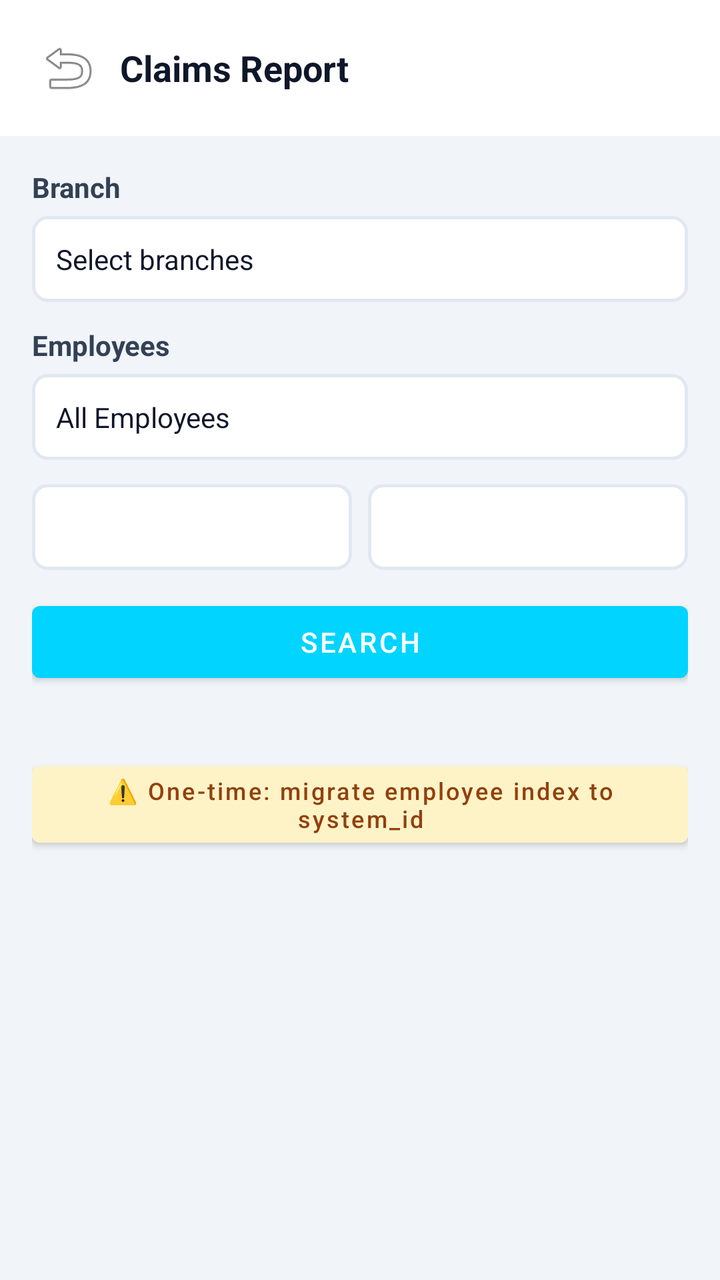
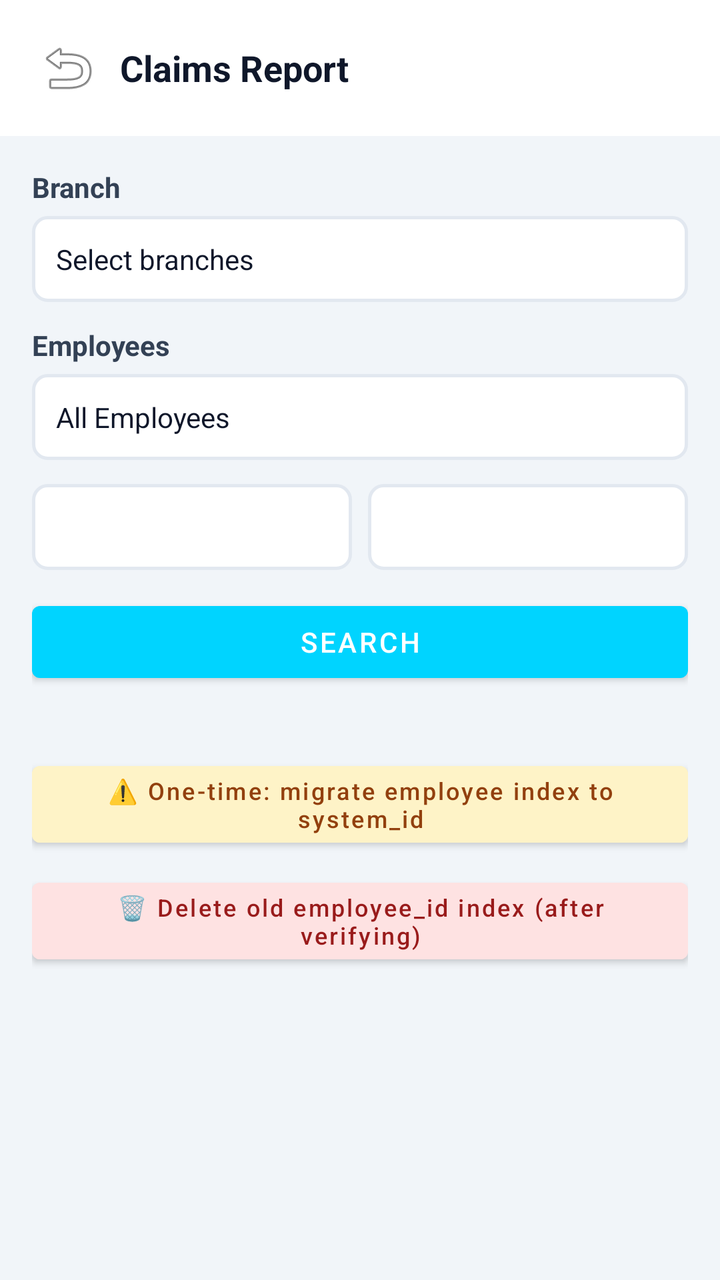

The first picture is an Android layout as it rendered before a commit; the second is the same layout after the commit. The layout source and the unified diff follow.
<!-- AndroidManifest.xml: application theme Theme.DataBridge -->
<!-- res/layout/fragment_claims_report.xml -->
<?xml version="1.0" encoding="utf-8"?>
<LinearLayout xmlns:android="http://schemas.android.com/apk/res/android"
    android:layout_width="match_parent" android:layout_height="match_parent" android:orientation="vertical"
    android:background="#F1F5F9">
    <LinearLayout android:layout_width="match_parent" android:layout_height="wrap_content" android:gravity="center_vertical" android:padding="16dp" android:background="#FFFFFF">
        <ImageButton android:id="@+id/btnClaimsReportBack" android:layout_width="36dp" android:layout_height="36dp" android:src="@android:drawable/ic_menu_revert" android:background="?attr/selectableItemBackgroundBorderless" android:contentDescription="Back"/>
        <TextView android:layout_width="0dp" android:layout_weight="1" android:layout_height="wrap_content" android:layout_marginStart="8dp" android:text="Claims Report" android:textStyle="bold" android:textSize="18sp" android:textColor="#0F172A"/>
    </LinearLayout>
    <ScrollView android:layout_width="match_parent" android:layout_height="0dp" android:layout_weight="1" android:fillViewport="true">
        <LinearLayout android:layout_width="match_parent" android:layout_height="wrap_content" android:orientation="vertical" android:padding="16dp">
            <LinearLayout android:id="@+id/layoutClaimsBranchSelector" android:layout_width="match_parent" android:layout_height="wrap_content" android:orientation="vertical">
                <TextView android:text="Branch" android:textStyle="bold" android:textColor="#334155" android:layout_width="wrap_content" android:layout_height="wrap_content"/>
                <TextView android:id="@+id/btnClaimsBranches" android:layout_width="match_parent" android:layout_height="wrap_content" android:layout_marginTop="5dp" android:padding="12dp" android:background="@drawable/bg_input_rounded" android:text="Select branches" android:textColor="#0F172A"/>
            </LinearLayout>
            <TextView android:layout_width="wrap_content" android:layout_height="wrap_content" android:layout_marginTop="12dp" android:text="Employees" android:textStyle="bold" android:textColor="#334155"/>
            <TextView android:id="@+id/btnClaimsEmployees" android:layout_width="match_parent" android:layout_height="wrap_content" android:layout_marginTop="5dp" android:padding="12dp" android:background="@drawable/bg_input_rounded" android:text="All Employees" android:textColor="#0F172A"/>
            <LinearLayout android:layout_width="match_parent" android:layout_height="wrap_content" android:orientation="horizontal" android:layout_marginTop="12dp">
                <TextView android:id="@+id/btnClaimsFrom" android:layout_width="0dp" android:layout_weight="1" android:layout_height="wrap_content" android:padding="12dp" android:background="@drawable/bg_input_rounded"/>
                <TextView android:id="@+id/btnClaimsTo" android:layout_width="0dp" android:layout_weight="1" android:layout_height="wrap_content" android:layout_marginStart="8dp" android:padding="12dp" android:background="@drawable/bg_input_rounded"/>
            </LinearLayout>
            <Button android:id="@+id/btnClaimsSearch" android:layout_width="match_parent" android:layout_height="wrap_content" android:layout_marginTop="12dp" android:text="SEARCH"/>
            <ProgressBar android:id="@+id/pbClaimsReport" android:layout_width="wrap_content" android:layout_height="wrap_content" android:layout_gravity="center" android:layout_margin="16dp" android:visibility="gone"/>
            <TextView android:id="@+id/tvClaimsSummary" android:layout_width="match_parent" android:layout_height="wrap_content" android:visibility="gone" android:padding="16dp" android:textColor="#FFFFFF" android:background="@drawable/bg_action_button_purple"/>
            <LinearLayout android:id="@+id/layoutClaimsRows" android:layout_width="match_parent" android:layout_height="wrap_content" android:orientation="vertical" android:layout_marginTop="12dp"/>
            <LinearLayout android:id="@+id/layoutClaimsExport" android:layout_width="match_parent" android:layout_height="wrap_content" android:orientation="horizontal" android:layout_marginTop="12dp" android:visibility="gone">
                <Button android:id="@+id/btnClaimsExcel" android:layout_width="0dp" android:layout_weight="1" android:layout_height="wrap_content" android:text="Export Excel"/>
                <Button android:id="@+id/btnClaimsPdf" android:layout_width="0dp" android:layout_weight="1" android:layout_height="wrap_content" android:layout_marginStart="8dp" android:text="Export PDF"/>
            </LinearLayout>
            <Button android:id="@+id/btnClaimsMigrateIndex" android:layout_width="match_parent" android:layout_height="wrap_content" android:layout_marginTop="20dp" android:text="⚠️ One-time: migrate employee index to system_id" android:textAllCaps="false" android:textSize="12sp" android:backgroundTint="#FEF3C7" android:textColor="#92400E"/>
        </LinearLayout>
    </ScrollView>
</LinearLayout>
<!-- resources referenced by this layout -->
<resources>
  <!-- drawable bg_action_button_purple (drawable) -->
  <?xml version="1.0" encoding="utf-8"?>
  <shape xmlns:android="http://schemas.android.com/apk/res/android" android:shape="rectangle">
      <corners android:radius="8dp" />
      <gradient
          android:startColor="#7c3aed"
          android:endColor="#6d28d9"
          android:angle="135" />
  </shape>
  <!-- drawable bg_input_rounded (drawable) -->
  <?xml version="1.0" encoding="utf-8"?>
  <shape xmlns:android="http://schemas.android.com/apk/res/android"
      android:shape="rectangle">
      <solid android:color="@color/theme_bg_card" />
      <stroke android:width="1.5dp" android:color="@color/theme_border" />
      <corners android:radius="7dp" />
  </shape>
  <style name="Theme.DataBridge" parent="Theme.MaterialComponents.DayNight.NoActionBar">
      <item name="colorPrimary">#00d4ff</item>
      <item name="colorPrimaryVariant">#16213e</item>
      <item name="colorOnPrimary">#ffffff</item>
      <item name="colorSecondary">#00d4ff</item>
      <item name="android:statusBarColor">#1a1a2e</item>
  </style>
  <color name="theme_bg_card">#ffffff</color>
  <color name="theme_border">#e2e8f0</color>
</resources>

<!-- the commit's change to res/layout/fragment_claims_report.xml (unified diff, before → after) -->
@@ -27,6 +27,7 @@
                 <Button android:id="@+id/btnClaimsPdf" android:layout_width="0dp" android:layout_weight="1" android:layout_height="wrap_content" android:layout_marginStart="8dp" android:text="Export PDF"/>
             </LinearLayout>
             <Button android:id="@+id/btnClaimsMigrateIndex" android:layout_width="match_parent" android:layout_height="wrap_content" android:layout_marginTop="20dp" android:text="⚠️ One-time: migrate employee index to system_id" android:textAllCaps="false" android:textSize="12sp" android:backgroundTint="#FEF3C7" android:textColor="#92400E"/>
+            <Button android:id="@+id/btnClaimsDeleteOldIndex" android:layout_width="match_parent" android:layout_height="wrap_content" android:layout_marginTop="8dp" android:text="🗑 Delete old employee_id index (after verifying)" android:textAllCaps="false" android:textSize="12sp" android:backgroundTint="#FEE2E2" android:textColor="#991B1B"/>
         </LinearLayout>
     </ScrollView>
 </LinearLayout>
